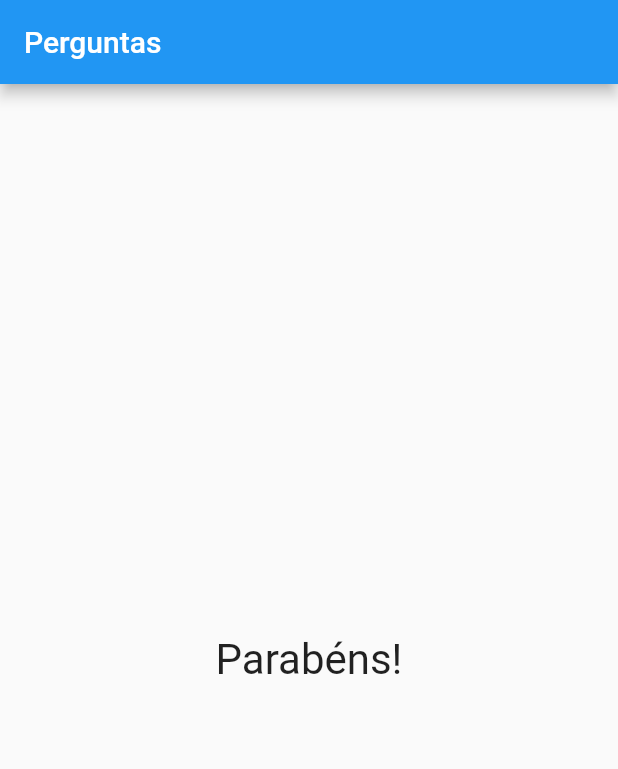
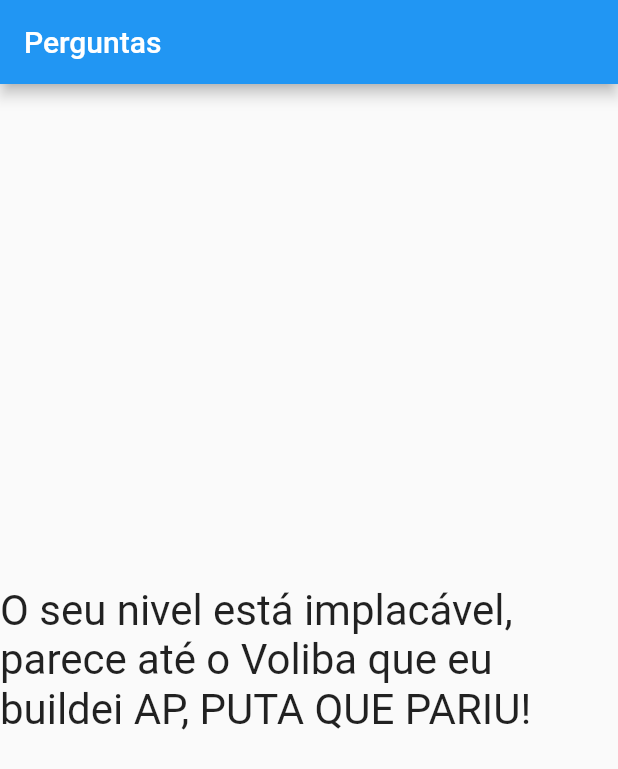
Before and after one commit to HeroRickyGAMES/Projeto_Perguntas_Flutter, a Flutter app: the screen it shows after launch, after a tap on "Preto", after a tap on "Cobra", after a tap on "Foi dar a bunda", on a phone screen of 412 x 824 dp. Shown: the top 769 px of the screen. Run offline on Flutter 3.47's test engine with Material 2 defaults, Android fonts, the phone set to English and light mode, and no system bars.

Commit message:
Adicionando Pontuação #03

```diff
--- a/lib/main.dart
+++ b/lib/main.dart
@@ -76,7 +76,7 @@ class _PerguntaAppState extends State<PerguntaApp>{
         ),
         body: temPerguntaSelecionada ?
             Questionario(perguntas: perguntas, PerguntaSelecionada: PerguntaSelecionada, responder: responder)
-            : Resultado(),
+            : Resultado(pontuacaoTotal),
       ),
 
     );
--- a/lib/resultado.dart
+++ b/lib/resultado.dart
@@ -3,6 +3,30 @@ import 'package:flutter/material.dart';
 //Programado por HeroRickyGames
 
 class Resultado extends StatelessWidget{
+
+  final int pontuacao;
+
+  Resultado(
+      this.pontuacao
+      );
+
+  String get fraseResultado {
+    if( pontuacao < 8){
+
+      return 'Parabens!';
+
+    } else if(pontuacao < 12 ){
+
+      return 'Você foi bem!';
+
+    }else if(pontuacao < 16){
+
+      return 'Impressionante!';
+
+    }else{
+      return 'O seu nivel está implacável, parece até o Voliba que eu buildei AP, PUTA QUE PARIU!';
+    }
+  }
 
   @override
   Widget build(BuildContext context) {
@@ -10,7 +34,7 @@ class Resultado extends StatelessWidget{
     return Center(
         child:
         Text(
-        'Parabéns!',
+        fraseResultado,
         style: TextStyle(
         fontSize: 28
     ),
```
